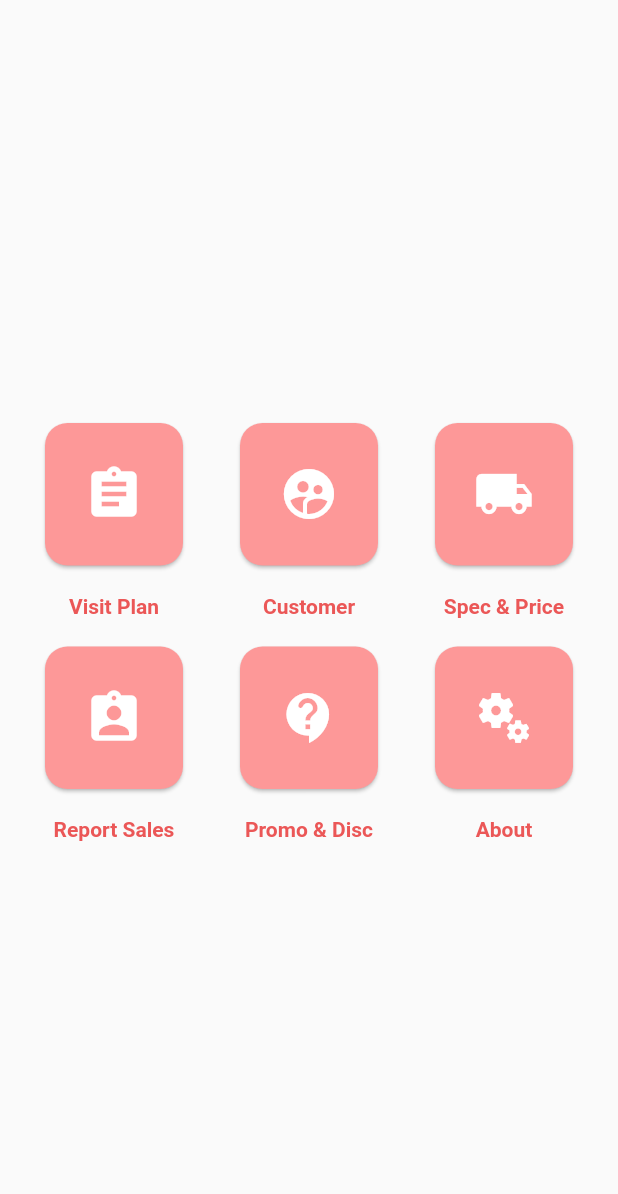
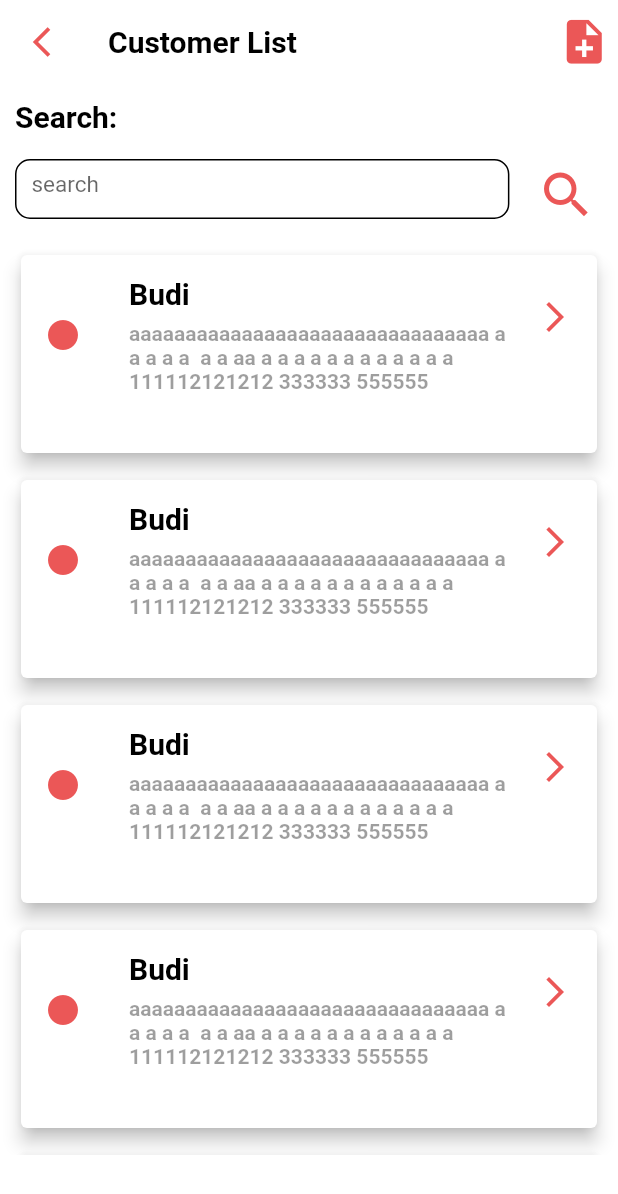
Before and after one commit to melcoy/mobilesales-falcon, a Flutter app: the MenuDashboard widget shown alone on an empty page, opened directly, after a tap on the "supervised user circle" icon, on a phone screen of 412 x 824 dp. Shown: the top 1194 px of the screen. Run offline on Flutter 3.47's test engine with Material 2 defaults, Android fonts, the phone set to English and light mode, and no system bars.

Commit message:
Update30-03-21Alfan

```diff
--- /dev/null
+++ b/lib/View/Dashboard/Menu/Customer/ListCustomer.dart
@@ -0,0 +1,160 @@
+import 'package:flutter/material.dart';
+
+import 'package:salesappmobile/Util/Util.dart';
+import 'package:salesappmobile/View/Dashboard/Menu/Customer/CustomerForm.dart';
+// import 'package:salesappmobile/View/Dashboard/Menu/Customer/CustomerAdd.dart';
+
+class ListCustomer extends StatelessWidget {
+  @override
+  Widget build(BuildContext context) {
+    Size size = MediaQuery.of(context).size;
+    return Scaffold(
+      resizeToAvoidBottomInset: false,
+      backgroundColor: Colors.white,
+      appBar: AppBar(
+        elevation: 0,
+        leading: IconButton(
+          icon: Icon(
+            Icons.arrow_back_ios_outlined,
+            color: colorRedFigma,
+          ),
+          onPressed: () {
+            Navigator.pop(context);
+          },
+        ),
+        title: Text(
+          "Customer List ",
+          style: Theme.of(context)
+              .textTheme
+              .headline6
+              .copyWith(color: Colors.black, fontWeight: FontWeight.bold),
+        ),
+        actions: <Widget>[
+          IconButton(
+              icon: Icon(
+                Icons.note_add,
+                color: colorRedFigma,
+                size: 35,
+              ),
+              onPressed: () {
+                Navigator.push(context, MaterialPageRoute(builder: (context) {
+                  return CustomerForm();
+                }));
+              })
+        ],
+      ),
+      body: Column(
+        crossAxisAlignment: CrossAxisAlignment.start,
+        children: <Widget>[
+          Container(
+              height: 30,
+              margin: EdgeInsets.only(top: 10),
+              child: Padding(
+                padding: const EdgeInsets.only(left: 10),
+                child: Text(
+                  "Search: ",
+                  style: Theme.of(context).textTheme.headline6.copyWith(
+                      color: Colors.black, fontWeight: FontWeight.bold),
+                ),
+              )),
+          Row(
+            children: [
+              Container(
+                margin: EdgeInsets.fromLTRB(10, 10, 10, 10),
+                height: 40,
+                width: size.width * 0.80,
+                decoration: BoxDecoration(
+                  color: Colors.white,
+                  border: Border.all(),
+                  borderRadius: BorderRadius.circular(10),
+                ),
+                child: Padding(
+                  padding: const EdgeInsets.fromLTRB(10, 5, 10, 10),
+                  child: TextField(
+                    maxLines: 1,
+                    decoration: InputDecoration(
+                        border: InputBorder.none,
+                        labelText: "search",
+                        labelStyle: TextStyle(fontSize: 15.0),
+                        hintStyle: TextStyle(
+                          color: Colors.grey,
+                          fontSize: 15.0,
+                        )),
+                    style: TextStyle(fontSize: 14.0),
+                  ),
+                ),
+              ),
+              Container(
+                  child: IconButton(
+                      icon: Icon(
+                        Icons.search,
+                        color: colorRedFigma,
+                        size: 40,
+                      ),
+                      onPressed: () {
+                        Navigator.push(context,MaterialPageRoute(builder: (context) {
+                          return CustomerForm();
+                        }));
+                      }))
+            ],
+          ),
+          Container(
+            height: size.height - 210,
+            child: ListView.builder(
+              itemCount: 10,
+              itemBuilder: (_, index) {
+                return Container(
+                  padding: EdgeInsets.fromLTRB(10, 10, 10, 0),
+                  height: 150,
+                  width: double.maxFinite,
+                  child: Card(
+                      elevation: 5,
+                      child: ListTile(
+                        title: Container(
+                          height: 30,
+                          margin: EdgeInsets.fromLTRB(0, 10, 0, 0),
+                          child: Text(
+                            "Budi",
+                            style: Theme.of(context)
+                                .textTheme
+                                .headline6
+                                .copyWith(
+                                    color: Colors.black,
+                                    fontWeight: FontWeight.bold),
+                          ),
+                        ),
+                        leading: Container(
+                            margin: EdgeInsets.fromLTRB(0, 25, 0, 0),
+                            child: Icon(
+                              Icons.circle,
+                              color: colorRedFigma,
+                            )),
+                        subtitle: Text(
+                          "aaaaaaaaaaaaaaaaaaaaaaaaaaaaaaaa a a a a a  a a aa a a a a a a a a a a a a 111112121212 333333 555555",
+                          maxLines: 3,
+                          softWrap: true,
+                          style: Theme.of(context).textTheme.bodyText1.copyWith(
+                              color: Colors.black38,
+                              fontWeight: FontWeight.bold),
+                        ),
+                        trailing: Container(
+                          height: 30,
+                          margin: EdgeInsets.fromLTRB(0, 10, 0, 0),
+                          child: Icon(
+                            Icons.arrow_forward_ios_outlined,
+                            color: colorRedFigma,
+                          ),
+                        ),
+                        onTap: () {
+                          Navigator.pop(context);
+                        },
+                      )),
+                );
+              },
+            ),
+          ),
+        ],
+      ),
+    );
+  }
+}
--- a/lib/View/Dashboard/Menu/MenuDashboard.dart
+++ b/lib/View/Dashboard/Menu/MenuDashboard.dart
@@ -20,6 +20,7 @@ class MenuDashboard extends StatelessWidget {
             MyMenu(
               title: "Customer",
               icon: Icons.supervised_user_circle,
+              destination: '/ListCustomer',
             ),
             MyMenu(
               title: "Spec & Price",
--- a/lib/main.dart
+++ b/lib/main.dart
@@ -1,5 +1,6 @@
 import 'package:flutter/material.dart';
 import 'package:salesappmobile/View/Dashboard/Menu/VisitPlan/VisitPlanMenu.dart';
+import 'View/Dashboard/Menu/Customer/ListCustomer.dart';
 import 'View/Login/LoginScreen.dart';
 
 void main() {
@@ -17,6 +18,7 @@ class MyApp extends StatelessWidget {
         LoginScreen.idScreen: (context) => LoginScreen(),
         // Dashboard.idScreen: (context) => Dashboard(),
         '/VisitPlan': (BuildContext context) => new VisitPlanMenu(),
+        '/ListCustomer': (BuildContext context) => new ListCustomer(),
       },
     );
   }
```
Also changed, not shown: lib/View/Dashboard/Menu/Customer/CustomerForm.dart (added, +450 -0 lines).
